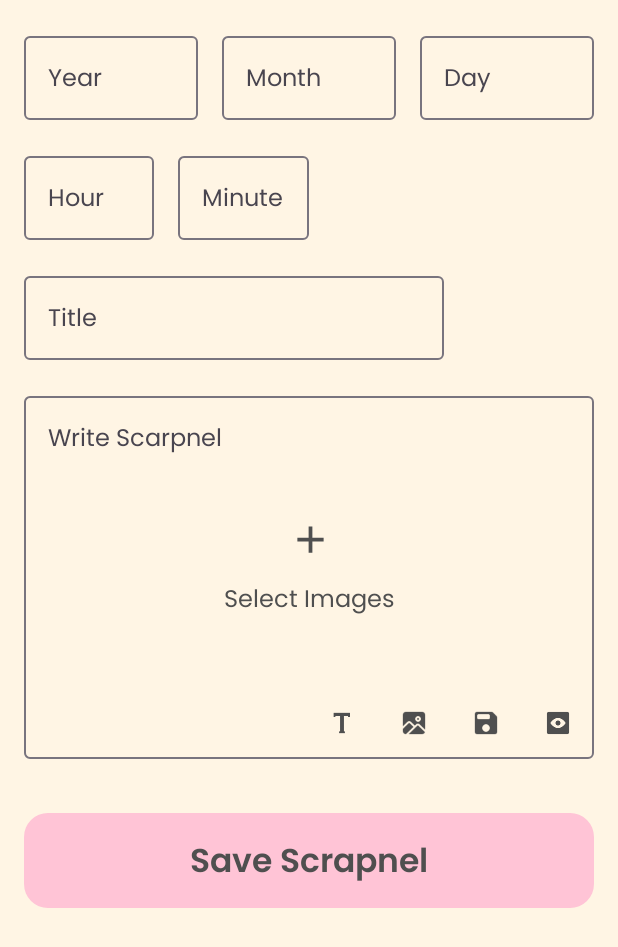
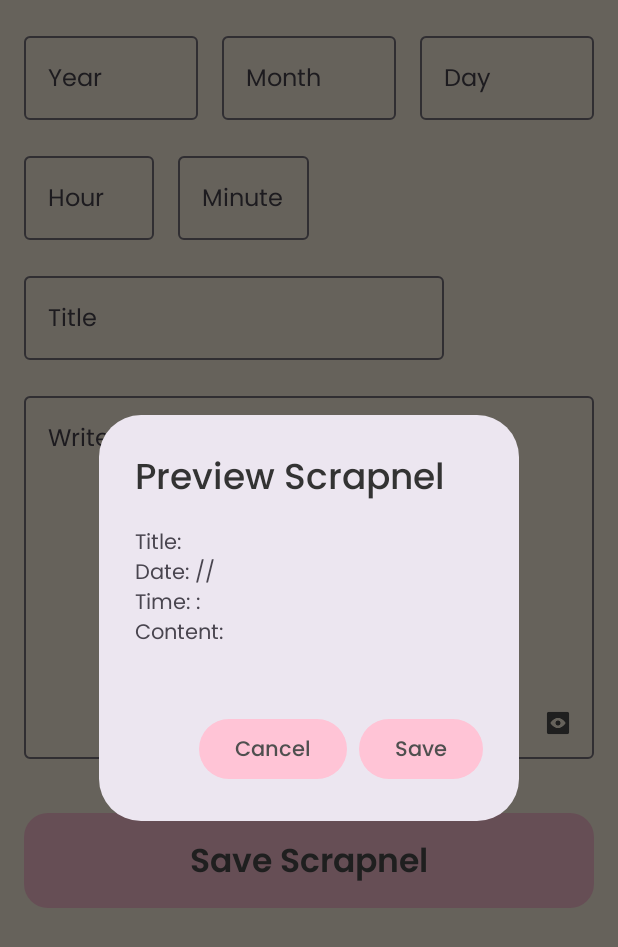
Before and after one commit to abhiram-b-ashok/my_scrapnel, an Android app built with Jetpack Compose: the composable Main called with empty values, after a tap on "Emoji", on a phone screen of 412 x 824 dp. Shown: the top 947 px of the screen. Run offline under Robolectric (Android 15) with nearby library versions, the phone set to English and light mode, and no system bars; 3 other taps on this screen came first.

Commit message:
Eighth Commit: Almost completed Create scrapnel Ui. Preview dialog is pending also saving logic.

```diff
--- a/app/src/main/java/com/example/myscrapnel/views/create_scrapnel_page/CreateScrapnelpage.kt
+++ b/app/src/main/java/com/example/myscrapnel/views/create_scrapnel_page/CreateScrapnelpage.kt
@@ -47,6 +47,7 @@ import androidx.compose.runtime.mutableStateOf
 import androidx.compose.runtime.remember
 import androidx.compose.runtime.setValue
 import androidx.compose.ui.Modifier
+import androidx.compose.ui.draw.clip
 import androidx.compose.ui.graphics.Color
 import androidx.compose.ui.graphics.toArgb
 import androidx.compose.ui.platform.LocalContext
@@ -166,27 +167,44 @@ private fun Main(
 
 ) {
     var title by remember { mutableStateOf("") }
-    var text by remember { mutableStateOf("") }
-    var imageText by remember { mutableStateOf("") }
+
     var isSaving by remember { mutableStateOf(false) }
     var isText by remember { mutableStateOf(true) }
     var isImage by remember { mutableStateOf(false) }
     var isPreview by remember { mutableStateOf(false) }
-    val imagesLists = remember { mutableStateListOf<Uri>() }
+    var scrapnelTextField by remember { mutableStateOf("") }
+
+
+
+
+
+
+//    val pickImages =
+//        rememberLauncherForActivityResult(ActivityResultContracts.PickMultipleVisualMedia(3)) { uris ->
+//            if (uris.isNotEmpty()) {
+//                Log.d("PhotoPicker", "Number of items selected: ${uris.size}")
+//                imagesLists.clear()
+//                imagesLists.addAll(uris)
+//                val imageUrisText = uris.joinToString(separator = ", ")
+//                imageText = imageUrisText
+//                Log.d("PhotoPicker", "Selected URIs: $imagesLists")
+//            } else {
+//                Log.d("PhotoPicker", "No media selected")
+//            }
+//        }
 
     val pickImages =
         rememberLauncherForActivityResult(ActivityResultContracts.PickMultipleVisualMedia(3)) { uris ->
             if (uris.isNotEmpty()) {
-                Log.d("PhotoPicker", "Number of items selected: ${uris.size}")
-                imagesLists.clear()
-                imagesLists.addAll(uris)
-                val imageUrisText = uris.joinToString(separator = ", ")
-                imageText = imageUrisText
-                Log.d("PhotoPicker", "Selected URIs: $imagesLists")
-            } else {
-                Log.d("PhotoPicker", "No media selected")
+                val imageUrisText = uris.joinToString(separator = "\n") { uri -> "🖼️ $uri" }
+                // Append to the existing text
+                scrapnelTextField += "\n$imageUrisText\n"
+
+
             }
         }
+
+
 
 
 
@@ -301,17 +319,30 @@ private fun Main(
             modifier = Modifier.padding(top = 16.dp)
         )
 
-        Box()
+        Box(modifier = Modifier                    .padding(top = 16.dp)
+        )
         {
+//                OutlinedTextField(
+//
+//                    onValueChange = { imageText = it }, value = imageText,
+//                    label = { Text("Write Scarpnel") },
+//                    modifier = Modifier
+//                        .padding(top = 16.dp)
+//                        .fillMaxWidth()
+//                        .height(250.dp)
+//                )
             OutlinedTextField(
+                value = scrapnelTextField,
+                onValueChange = { scrapnelTextField = it },
+                label = { Text("Write Scrapnel") },
+                modifier = Modifier
+                    .fillMaxWidth()
+                    .height(250.dp),
+                singleLine = false
+            )
 
-                    onValueChange = { imageText = it }, value = imageText,
-                    label = { Text("Write Scarpnel") },
-                    modifier = Modifier
-                        .padding(top = 16.dp)
-                        .fillMaxWidth()
-                        .height(250.dp)
-                )
+
+
 
             Row(modifier = Modifier.align(androidx.compose.ui.Alignment.BottomEnd)) {
                     IconButton(onClick = { isText = !isText }) {
@@ -350,34 +381,64 @@ private fun Main(
                 }
             if (isImage) {
                 Box(
-                        modifier = Modifier.matchParentSize().background(Color.Transparent),
+                    modifier = Modifier
+                        .align(androidx.compose.ui.Alignment.Center)
+                        .size(200.dp, 150.dp)
+                        .clip(RoundedCornerShape(16.dp))
+                        .background(Color(0xAA000000)),
                     contentAlignment = androidx.compose.ui.Alignment.Center,
+                ) {
+                    Column(
+                        horizontalAlignment = androidx.compose.ui.Alignment.CenterHorizontally,
+                    ) {
+                        IconButton(onClick = {
+                            pickImages.launch(
+                                PickVisualMediaRequest(ActivityResultContracts.PickVisualMedia.ImageOnly)
                             )
-                    {
-                        Column(horizontalAlignment = androidx.compose.ui.Alignment.CenterHorizontally, ) {
-                            IconButton(onClick = {pickImages.launch(
-                                PickVisualMediaRequest(ActivityResultContracts.PickVisualMedia.ImageOnly)
-                            ) }) {
+                        }) {
                             Icon(
                                 imageVector = Icons.Default.Add,
                                 contentDescription = "Select Image",
-                                    tint = MaterialTheme.colorScheme.onBackground,
+                                tint = Color.White,
                                 modifier = Modifier.size(30.dp)
                             )
-
                         }
-                            Text(text = "Select Images", modifier = Modifier.padding(top = 4.dp), textAlign = TextAlign.Center)
-
+                        Text(
+                            text = "Select Images",
+                            modifier = Modifier.padding(top = 4.dp),
+                            textAlign = TextAlign.Center,
+                            color = Color.White
+                        )
                     }
                 }
             }
+
+            if (isPreview) {
+                PreviewScrapnelDialog(
+                    title = title,
+                    scrapnelText = scrapnelTextField,
+                    year = year,
+                    month = month,
+                    day = day,
+                    hour = hour,
+                    minute = minute,
+                    onDismiss = { isPreview = false },
+                    onSaveClick = {
+                        // Call your DB insert function here
+                        isSaving = true
+                        // Maybe reset fields after saving?
+                    }
+                )
+            }
+
 
 
         }
 
         FilledTonalButton(
             shape = RoundedCornerShape(16.dp),
-            onClick = { },
+            onClick = {}
+            ,
             modifier = Modifier
                 .fillMaxWidth()
                 .padding(top = 36.dp),
@@ -479,8 +540,9 @@ fun TimeSelectDialog(
 ) {
     var selectedHour by remember { mutableStateOf(0) }
     var selectedMinute by remember { mutableStateOf(0) }
-    val hours = (0..23).toList()
-    val minutes = (0..59).toList()
+
+    val hourStrings = (0..23).map { it.toString().padStart(2, '0') }
+    val minuteStrings = (0..59).map { it.toString().padStart(2, '0') }
 
     if (isShowDialog) {
         AlertDialog(
@@ -505,15 +567,15 @@ fun TimeSelectDialog(
                         .padding(16.dp),
                     horizontalArrangement = Arrangement.SpaceEvenly
                 ) {
-                    NumberPickerView(
+                    NumberPickerStringView(
+                        displayedValues = hourStrings,
                         value = selectedHour,
-                        range = hours,
                         onValueChange = { selectedHour = it }
                     )
 
-                    NumberPickerView(
+                    NumberPickerStringView(
+                        displayedValues = minuteStrings,
                         value = selectedMinute,
-                        range = minutes,
                         onValueChange = { selectedMinute = it }
                     )
                 }
@@ -522,6 +584,7 @@ fun TimeSelectDialog(
         )
     }
 }
+
 
 @Composable
 fun NumberPickerStringView(
--- /dev/null
+++ b/app/src/main/java/com/example/myscrapnel/views/create_scrapnel_page/Preview.kt
@@ -0,0 +1,58 @@
+package com.example.myscrapnel.views.create_scrapnel_page
+
+import androidx.compose.foundation.layout.Column
+import androidx.compose.material3.MaterialTheme
+import androidx.compose.runtime.Composable
+import androidx.compose.material3.AlertDialog
+import androidx.compose.material3.Button
+import androidx.compose.material3.Text
+
+
+@Composable
+fun PreviewScrapnelDialog(
+    title: String,
+    scrapnelText: String,
+    year: String,
+    month: String,
+    day: String,
+    hour: String,
+    minute: String,
+    onDismiss: () -> Unit,
+    onSaveClick: () -> Unit
+) {
+    AlertDialog(
+        onDismissRequest = onDismiss,
+        confirmButton = {
+            Button(onClick = {
+                onSaveClick()
+                onDismiss()
+            }) {
+                Text("Save")
+            }
+        },
+        dismissButton = {
+            Button(onClick = onDismiss) {
+                Text("Cancel")
+            }
+        },
+        title = {
+            Text("Preview Scrapnel")
+        },
+        text = {
+            Column {
+                Text("Title: $title")
+                Text("Date: $day/$month/$year")
+                Text("Time: $hour:$minute")
+                Text("Content:")
+                Text(scrapnelText)
+
+                if (scrapnelText.contains("🖼️")) {
+                    Text("Images embedded in scrapnel text 👇")
+                    scrapnelText.lines().filter { it.contains("🖼️") }.forEach {
+                        Text(it, style = MaterialTheme.typography.bodySmall)
+                    }
+                }
+            }
+        }
+    )
+}
```
Also changed, not shown: app/src/main/java/com/example/myscrapnel/models/scrapnel_tf_content/ScrapnelContent.kt (added, +43 -0 lines). Lines whose indentation alone changed are shown as unchanged.
